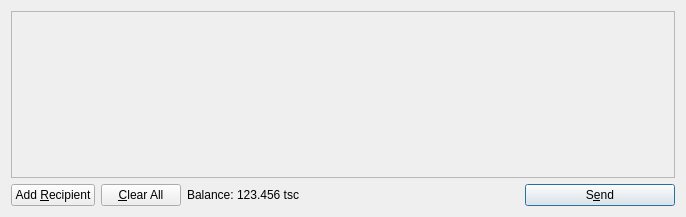
The window that src/qt/forms/sendcoinsdialog.ui (yodacoin/test) describes before a commit, drawn with Qt 5.
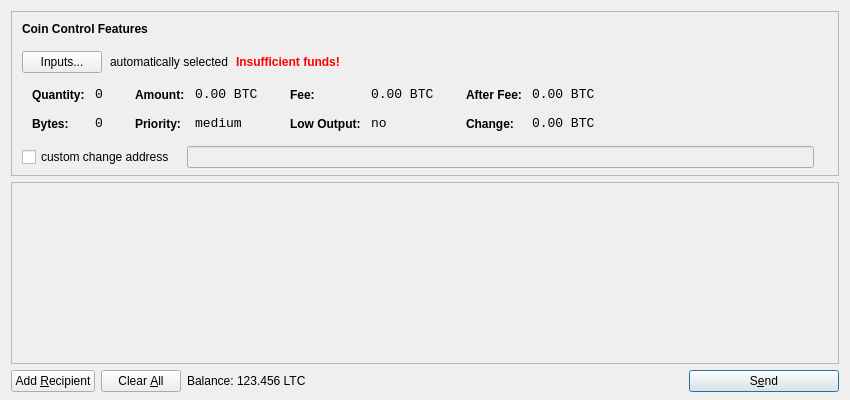
The same window after the commit. Icons and pictures are not drawn.

Patch:
```diff
--- a/src/qt/forms/sendcoinsdialog.ui
+++ b/src/qt/forms/sendcoinsdialog.ui
@@ -6,14 +6,615 @@
    <rect>
     <x>0</x>
     <y>0</y>
-    <width>686</width>
-    <height>217</height>
+    <width>850</width>
+    <height>400</height>
    </rect>
   </property>
   <property name="windowTitle">
    <string>Send Coins</string>
   </property>
-  <layout class="QVBoxLayout" name="verticalLayout">
+  <layout class="QVBoxLayout" name="verticalLayout" stretch="0,1,0">
+   <property name="bottomMargin">
+    <number>8</number>
+   </property>
+   <item>
+    <widget class="QFrame" name="frameCoinControl">
+     <property name="sizePolicy">
+      <sizepolicy hsizetype="Expanding" vsizetype="Expanding">
+       <horstretch>0</horstretch>
+       <verstretch>0</verstretch>
+      </sizepolicy>
+     </property>
+     <property name="maximumSize">
+      <size>
+       <width>16777215</width>
+       <height>16777215</height>
+      </size>
+     </property>
+     <property name="frameShape">
+      <enum>QFrame::StyledPanel</enum>
+     </property>
+     <property name="frameShadow">
+      <enum>QFrame::Sunken</enum>
+     </property>
+     <layout class="QVBoxLayout" name="verticalLayoutCoinControl2">
+      <property name="spacing">
+       <number>-1</number>
+      </property>
+      <property name="leftMargin">
+       <number>0</number>
+      </property>
+      <property name="topMargin">
+       <number>0</number>
+      </property>
+      <property name="rightMargin">
+       <number>0</number>
+      </property>
+      <property name="bottomMargin">
+       <number>6</number>
+      </property>
+      <item>
+       <layout class="QVBoxLayout" name="verticalLayoutCoinControl" stretch="0,0,0,0,1">
+        <property name="spacing">
+         <number>0</number>
+        </property>
+        <property name="leftMargin">
+         <number>10</number>
+        </property>
+        <property name="topMargin">
+         <number>10</number>
+        </property>
+        <item>
+         <layout class="QHBoxLayout" name="horizontalLayoutCoinControl1">
+          <property name="bottomMargin">
+           <number>15</number>
+          </property>
+          <item>
+           <widget class="QLabel" name="labelCoinControlFeatures">
+            <property name="sizePolicy">
+             <sizepolicy hsizetype="Preferred" vsizetype="Maximum">
+              <horstretch>0</horstretch>
+              <verstretch>0</verstretch>
+             </sizepolicy>
+            </property>
+            <property name="font">
+             <font>
+              <weight>75</weight>
+              <bold>true</bold>
+             </font>
+            </property>
+            <property name="styleSheet">
+             <string notr="true">font-weight:bold;</string>
+            </property>
+            <property name="text">
+             <string>Coin Control Features</string>
+            </property>
+           </widget>
+          </item>
+         </layout>
+        </item>
+        <item>
+         <layout class="QHBoxLayout" name="horizontalLayoutCoinControl2" stretch="0,0,0,0">
+          <property name="spacing">
+           <number>8</number>
+          </property>
+          <property name="bottomMargin">
+           <number>10</number>
+          </property>
+          <item>
+           <widget class="QPushButton" name="pushButtonCoinControl">
+            <property name="styleSheet">
+             <string notr="true"/>
+            </property>
+            <property name="text">
+             <string>Inputs...</string>
+            </property>
+           </widget>
+          </item>
+          <item>
+           <widget class="QLabel" name="labelCoinControlAutomaticallySelected">
+            <property name="text">
+             <string>automatically selected</string>
+            </property>
+            <property name="margin">
+             <number>5</number>
+            </property>
+           </widget>
+          </item>
+          <item>
+           <widget class="QLabel" name="labelCoinControlInsuffFunds">
+            <property name="font">
+             <font>
+              <weight>75</weight>
+              <bold>true</bold>
+             </font>
+            </property>
+            <property name="styleSheet">
+             <string notr="true">color:red;font-weight:bold;</string>
+            </property>
+            <property name="text">
+             <string>Insufficient funds!</string>
+            </property>
+            <property name="margin">
+             <number>5</number>
+            </property>
+           </widget>
+          </item>
+          <item>
+           <spacer name="horizontalSpacerCoinControl">
+            <property name="orientation">
+             <enum>Qt::Horizontal</enum>
+            </property>
+            <property name="sizeHint" stdset="0">
+             <size>
+              <width>40</width>
+              <height>1</height>
+             </size>
+            </property>
+           </spacer>
+          </item>
+         </layout>
+        </item>
+        <item>
+         <widget class="QWidget" name="widgetCoinControl" native="true">
+          <property name="sizePolicy">
+           <sizepolicy hsizetype="Preferred" vsizetype="Preferred">
+            <horstretch>0</horstretch>
+            <verstretch>0</verstretch>
+           </sizepolicy>
+          </property>
+          <property name="minimumSize">
+           <size>
+            <width>0</width>
+            <height>0</height>
+           </size>
+          </property>
+          <property name="styleSheet">
+           <string notr="true"/>
+          </property>
+          <layout class="QHBoxLayout" name="horizontalLayoutCoinControl5">
+           <property name="margin">
+            <number>0</number>
+           </property>
+           <item>
+            <layout class="QHBoxLayout" name="horizontalLayoutCoinControl3" stretch="0,0,0,1">
+             <property name="spacing">
+              <number>20</number>
+             </property>
+             <property name="topMargin">
+              <number>0</number>
+             </property>
+             <property name="bottomMargin">
+              <number>10</number>
+             </property>
+             <item>
+              <layout class="QFormLayout" name="formLayoutCoinControl1">
+               <property name="horizontalSpacing">
+                <number>10</number>
+               </property>
+               <property name="verticalSpacing">
+                <number>14</number>
+               </property>
+               <property name="leftMargin">
+                <number>10</number>
+               </property>
+               <property name="topMargin">
+                <number>4</number>
+               </property>
+               <property name="rightMargin">
+                <number>6</number>
+               </property>
+               <item row="0" column="0">
+                <widget class="QLabel" name="labelCoinControlQuantityText">
+                 <property name="styleSheet">
+                  <string notr="true">font-weight:bold;</string>
+                 </property>
+                 <property name="text">
+                  <string>Quantity:</string>
+                 </property>
+                 <property name="margin">
+                  <number>0</number>
+                 </property>
+                </widget>
+               </item>
+               <item row="0" column="1">
+                <widget class="QLabel" name="labelCoinControlQuantity">
+                 <property name="font">
+                  <font>
+                   <family>Monospace</family>
+                   <pointsize>10</pointsize>
+                  </font>
+                 </property>
+                 <property name="cursor">
+                  <cursorShape>IBeamCursor</cursorShape>
+                 </property>
+                 <property name="contextMenuPolicy">
+                  <enum>Qt::ActionsContextMenu</enum>
+                 </property>
+                 <property name="text">
+                  <string notr="true">0</string>
+                 </property>
+                 <property name="margin">
+                  <number>0</number>
+                 </property>
+                 <property name="textInteractionFlags">
+                  <set>Qt::LinksAccessibleByMouse|Qt::TextSelectableByKeyboard|Qt::TextSelectableByMouse</set>
+                 </property>
+                </widget>
+               </item>
+               <item row="1" column="0">
+                <widget class="QLabel" name="labelCoinControlBytesText">
+                 <property name="styleSheet">
+                  <string notr="true">font-weight:bold;</string>
+                 </property>
+                 <property name="text">
+                  <string>Bytes:</string>
+                 </property>
+                </widget>
+               </item>
+               <item row="1" column="1">
+                <widget class="QLabel" name="labelCoinControlBytes">
+                 <property name="font">
+                  <font>
+                   <family>Monospace</family>
+                   <pointsize>10</pointsize>
+                  </font>
+                 </property>
+                 <property name="cursor">
+                  <cursorShape>IBeamCursor</cursorShape>
+                 </property>
+                 <property name="contextMenuPolicy">
+                  <enum>Qt::ActionsContextMenu</enum>
+                 </property>
+                 <property name="text">
+                  <string notr="true">0</string>
+                 </property>
+                 <property name="textInteractionFlags">
+                  <set>Qt::LinksAccessibleByMouse|Qt::TextSelectableByKeyboard|Qt::TextSelectableByMouse</set>
+                 </property>
+                </widget>
+               </item>
+              </layout>
+             </item>
+             <item>
+              <layout class="QFormLayout" name="formLayoutCoinControl2">
+               <property name="horizontalSpacing">
+                <number>10</number>
+               </property>
+               <property name="verticalSpacing">
+                <number>14</number>
+               </property>
+               <property name="leftMargin">
+                <number>6</number>
+               </property>
+               <property name="topMargin">
+                <number>4</number>
+               </property>
+               <property name="rightMargin">
+                <number>6</number>
+               </property>
+               <item row="0" column="0">
+                <widget class="QLabel" name="labelCoinControlAmountText">
+                 <property name="styleSheet">
+                  <string notr="true">font-weight:bold;</string>
+                 </property>
+                 <property name="text">
+                  <string>Amount:</string>
+                 </property>
+                 <property name="margin">
+                  <number>0</number>
+                 </property>
+                </widget>
+               </item>
+               <item row="0" column="1">
+                <widget class="QLabel" name="labelCoinControlAmount">
+                 <property name="font">
+                  <font>
+                   <family>Monospace</family>
+                   <pointsize>10</pointsize>
+                  </font>
+                 </property>
+                 <property name="cursor">
+                  <cursorShape>IBeamCursor</cursorShape>
+                 </property>
+                 <property name="contextMenuPolicy">
+                  <enum>Qt::ActionsContextMenu</enum>
+                 </property>
+                 <property name="text">
+                  <string notr="true">0.00 BTC</string>
+                 </property>
+                 <property name="textInteractionFlags">
+                  <set>Qt::LinksAccessibleByMouse|Qt::TextSelectableByKeyboard|Qt::TextSelectableByMouse</set>
+                 </property>
+                </widget>
+               </item>
+               <item row="1" column="0">
+                <widget class="QLabel" name="labelCoinControlPriorityText">
+                 <property name="styleSheet">
+                  <string notr="true">font-weight:bold;</string>
+                 </property>
+                 <property name="text">
+                  <string>Priority:</string>
+                 </property>
+                </widget>
+               </item>
+               <item row="1" column="1">
+                <widget class="QLabel" name="labelCoinControlPriority">
+                 <property name="font">
+                  <font>
+                   <family>Monospace</family>
+                   <pointsize>10</pointsize>
+                  </font>
+                 </property>
+                 <property name="cursor">
+                  <cursorShape>IBeamCursor</cursorShape>
+                 </property>
+                 <property name="contextMenuPolicy">
+                  <enum>Qt::ActionsContextMenu</enum>
+                 </property>
+                 <property name="text">
+                  <string>medium</string>
+                 </property>
+                 <property name="textInteractionFlags">
+                  <set>Qt::LinksAccessibleByMouse|Qt::TextSelectableByKeyboard|Qt::TextSelectableByMouse</set>
+                 </property>
+                </widget>
+               </item>
+              </layout>
+             </item>
+             <item>
+              <layout class="QFormLayout" name="formLayoutCoinControl3">
+               <property name="horizontalSpacing">
+                <number>10</number>
+               </property>
+               <property name="verticalSpacing">
+                <number>14</number>
+               </property>
+               <property name="leftMargin">
+                <number>6</number>
+               </property>
+               <property name="topMargin">
+                <number>4</number>
+               </property>
+               <property name="rightMargin">
+                <number>6</number>
+               </property>
+               <item row="0" column="0">
+                <widget class="QLabel" name="labelCoinControlFeeText">
+                 <property name="styleSheet">
+                  <string notr="true">font-weight:bold;</string>
+                 </property>
+                 <property name="text">
+                  <string>Fee:</string>
+                 </property>
+                 <property name="margin">
+                  <number>0</number>
+                 </property>
+                </widget>
+               </item>
+               <item row="0" column="1">
+                <widget class="QLabel" name="labelCoinControlFee">
+                 <property name="font">
+                  <font>
+                   <family>Monospace</family>
+                   <pointsize>10</pointsize>
+                  </font>
+                 </property>
+                 <property name="cursor">
+                  <cursorShape>IBeamCursor</cursorShape>
+                 </property>
+                 <property name="contextMenuPolicy">
+                  <enum>Qt::ActionsContextMenu</enum>
+                 </property>
+                 <property name="text">
+                  <string notr="true">0.00 BTC</string>
+                 </property>
+                 <property name="textInteractionFlags">
+                  <set>Qt::LinksAccessibleByMouse|Qt::TextSelectableByKeyboard|Qt::TextSelectableByMouse</set>
+                 </property>
+                </widget>
+               </item>
+               <item row="1" column="0">
+                <widget class="QLabel" name="labelCoinControlLowOutputText">
+                 <property name="styleSheet">
+                  <string notr="true">font-weight:bold;</string>
+                 </property>
+                 <property name="text">
+                  <string>Low Output:</string>
+                 </property>
+                </widget>
+               </item>
+               <item row="1" column="1">
+                <widget class="QLabel" name="labelCoinControlLowOutput">
+                 <property name="font">
+                  <font>
+                   <family>Monospace</family>
+                   <pointsize>10</pointsize>
+                  </font>
+                 </property>
+                 <property name="cursor">
+                  <cursorShape>IBeamCursor</cursorShape>
+                 </property>
+                 <property name="contextMenuPolicy">
+                  <enum>Qt::ActionsContextMenu</enum>
+                 </property>
+                 <property name="text">
+                  <string>no</string>
+                 </property>
+                 <property name="textInteractionFlags">
+                  <set>Qt::LinksAccessibleByMouse|Qt::TextSelectableByKeyboard|Qt::TextSelectableByMouse</set>
+                 </property>
+                </widget>
+               </item>
+              </layout>
+             </item>
+             <item>
+              <layout class="QFormLayout" name="formLayoutCoinControl4">
+               <property name="horizontalSpacing">
+                <number>10</number>
+               </property>
+               <property name="verticalSpacing">
+                <number>14</number>
+               </property>
+               <property name="leftMargin">
+                <number>6</number>
+               </property>
+               <property name="topMargin">
+                <number>4</number>
+               </property>
+               <property name="rightMargin">
+                <number>6</number>
+               </property>
+               <item row="0" column="0">
+                <widget class="QLabel" name="labelCoinControlAfterFeeText">
+                 <property name="styleSheet">
+                  <string notr="true">font-weight:bold;</string>
+                 </property>
+                 <property name="text">
+                  <string>After Fee:</string>
+                 </property>
+                 <property name="margin">
+                  <number>0</number>
+                 </property>
+                </widget>
+               </item>
+               <item row="0" column="1">
+                <widget class="QLabel" name="labelCoinControlAfterFee">
+                 <property name="font">
+                  <font>
+                   <family>Monospace</family>
+                   <pointsize>10</pointsize>
+                  </font>
+                 </property>
+                 <property name="cursor">
+                  <cursorShape>IBeamCursor</cursorShape>
+                 </property>
+                 <property name="contextMenuPolicy">
+                  <enum>Qt::ActionsContextMenu</enum>
+                 </property>
+                 <property name="text">
+                  <string notr="true">0.00 BTC</string>
+                 </property>
+                 <property name="textInteractionFlags">
+                  <set>Qt::LinksAccessibleByMouse|Qt::TextSelectableByKeyboard|Qt::TextSelectableByMouse</set>
+                 </property>
+                </widget>
+               </item>
+               <item row="1" column="0">
+                <widget class="QLabel" name="labelCoinControlChangeText">
+                 <property name="styleSheet">
+                  <string notr="true">font-weight:bold;</string>
+                 </property>
+                 <property name="text">
+                  <string>Change:</string>
+                 </property>
+                </widget>
+               </item>
+               <item row="1" column="1">
+                <widget class="QLabel" name="labelCoinControlChange">
+                 <property name="font">
+                  <font>
+                   <family>Monospace</family>
+                   <pointsize>10</pointsize>
+                  </font>
+                 </property>
+                 <property name="cursor">
+                  <cursorShape>IBeamCursor</cursorShape>
+                 </property>
+                 <property name="contextMenuPolicy">
+                  <enum>Qt::ActionsContextMenu</enum>
+                 </property>
+                 <property name="text">
+                  <string notr="true">0.00 BTC</string>
+                 </property>
+                 <property name="textInteractionFlags">
+                  <set>Qt::LinksAccessibleByMouse|Qt::TextSelectableByKeyboard|Qt::TextSelectableByMouse</set>
+                 </property>
+                </widget>
+               </item>
+              </layout>
+             </item>
+            </layout>
+           </item>
+          </layout>
+         </widget>
+        </item>
+        <item>
+         <layout class="QHBoxLayout" name="horizontalLayoutCoinControl4" stretch="0,0,0">
+          <property name="spacing">
+           <number>12</number>
+          </property>
+          <property name="sizeConstraint">
+           <enum>QLayout::SetDefaultConstraint</enum>
+          </property>
+          <property name="topMargin">
+           <number>5</number>
+          </property>
+          <property name="rightMargin">
+           <number>5</number>
+          </property>
+          <item>
+           <widget class="QCheckBox" name="checkBoxCoinControlChange">
+            <property name="text">
+             <string>custom change address</string>
+            </property>
+           </widget>
+          </item>
+          <item>
+           <widget class="QLineEdit" name="lineEditCoinControlChange">
+            <property name="enabled">
+             <bool>false</bool>
+            </property>
+            <property name="sizePolicy">
+             <sizepolicy hsizetype="Expanding" vsizetype="Fixed">
+              <horstretch>0</horstretch>
+              <verstretch>0</verstretch>
+             </sizepolicy>
+            </property>
+           </widget>
+          </item>
+          <item>
+           <widget class="QLabel" name="labelCoinControlChangeLabel">
+            <property name="sizePolicy">
+             <sizepolicy hsizetype="Preferred" vsizetype="Expanding">
+              <horstretch>0</horstretch>
+              <verstretch>0</verstretch>
+             </sizepolicy>
+            </property>
+            <property name="minimumSize">
+             <size>
+              <width>0</width>
+              <height>0</height>
+             </size>
+            </property>
+            <property name="text">
+             <string/>
+            </property>
+            <property name="margin">
+             <number>3</number>
+            </property>
+           </widget>
+          </item>
+         </layout>
+        </item>
+        <item>
+         <spacer name="verticalSpacerCoinControl">
+          <property name="orientation">
+           <enum>Qt::Vertical</enum>
+          </property>
+          <property name="sizeHint" stdset="0">
+           <size>
+            <width>800</width>
+            <height>1</height>
+           </size>
+          </property>
+         </spacer>
+        </item>
+       </layout>
+      </item>
+     </layout>
+    </widget>
+   </item>
    <item>
     <widget class="QScrollArea" name="scrollArea">
      <property name="widgetResizable">
@@ -24,7 +625,7 @@
        <rect>
         <x>0</x>
         <y>0</y>
-        <width>666</width>
+        <width>830</width>
         <height>165</height>
        </rect>
       </property>
@@ -87,7 +688,7 @@
         <string>Remove all transaction fields</string>
        </property>
        <property name="text">
-        <string>&amp;Clear All</string>
+        <string>Clear &amp;All</string>
        </property>
        <property name="icon">
         <iconset resource="../testcoin.qrc">
@@ -119,7 +720,7 @@
           <cursorShape>IBeamCursor</cursorShape>
          </property>
          <property name="text">
-          <string>123.456 tsc</string>
+          <string>123.456 LTC</string>
          </property>
          <property name="textInteractionFlags">
           <set>Qt::LinksAccessibleByMouse|Qt::TextSelectableByKeyboard|Qt::TextSelectableByMouse</set>
```
Left out of the diff: 8 changed lines with no effect on the pictures.
